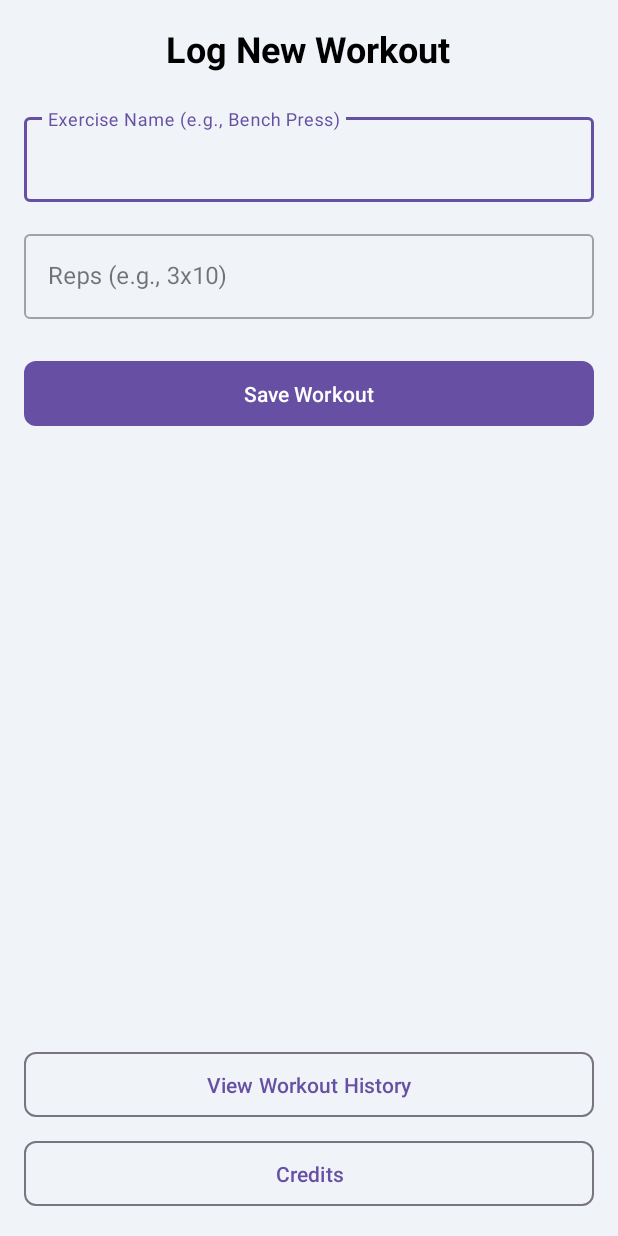
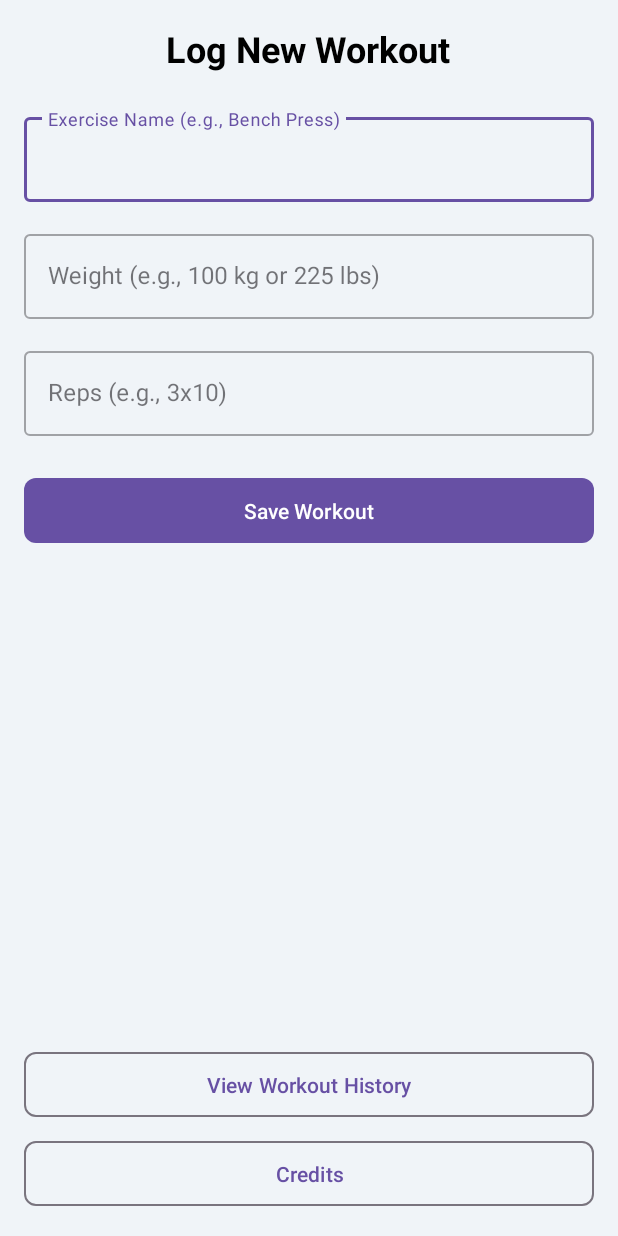
Before and after one commit to NiklaskSS/GymApp, an Android app: the screen it shows after launch (MainActivity), after a tap on "Save Workout", on a phone screen of 412 x 824 dp. Run offline under Robolectric (Android 15) with nearby library versions, the phone set to English and light mode, and no system bars.

Commit message:
Added weight

```diff
--- a/app/src/main/java/com/example/gymapp/MainActivity.java
+++ b/app/src/main/java/com/example/gymapp/MainActivity.java
@@ -21,11 +21,9 @@ import java.util.Locale;
 
 public class MainActivity extends AppCompatActivity {
 
-    private EditText exerciseNameEditText, repsEditText;
+    private EditText exerciseNameEditText, repsEditText, weightEditText;
     private Button saveWorkoutButton, historyButton, creditsButton;
 
-    // --- IMPORTANT ---
-    // This MUST be declared as ArrayList, not List, for Parcelable to work correctly.
     private ArrayList<Workout> workoutList;
     private Gson gson;
 
@@ -37,28 +35,25 @@ public class MainActivity extends AppCompatActivity {
         super.onCreate(savedInstanceState);
         setContentView(R.layout.activity_main);
 
-        // Initialize views
+
         exerciseNameEditText = findViewById(R.id.exerciseNameEditText);
         repsEditText = findViewById(R.id.repsEditText);
+        weightEditText = findViewById(R.id.weightEditText);
         saveWorkoutButton = findViewById(R.id.saveWorkoutButton);
         historyButton = findViewById(R.id.historyButton);
         creditsButton = findViewById(R.id.creditsButton);
 
         gson = new Gson();
-        loadWorkouts(); // Load saved workouts
+        loadWorkouts();
 
-        // Set click listener for the save button
         saveWorkoutButton.setOnClickListener(v -> saveWorkout());
 
-        // Set click listener for the history button
         historyButton.setOnClickListener(v -> {
             Intent intent = new Intent(MainActivity.this, HistoryActivity.class);
-            // This line now works because workoutList is an ArrayList<Workout>
             intent.putParcelableArrayListExtra("WORKOUT_LIST", workoutList);
             startActivity(intent);
         });
 
-        // Set click listener for the credits button
         creditsButton.setOnClickListener(v -> {
             Intent intent = new Intent(MainActivity.this, CreditsActivity.class);
             startActivity(intent);
@@ -68,7 +63,6 @@ public class MainActivity extends AppCompatActivity {
     private void loadWorkouts() {
         SharedPreferences prefs = getSharedPreferences(PREFS_NAME, Context.MODE_PRIVATE);
         String json = prefs.getString(WORKOUT_LIST_KEY, null);
-        // This TypeToken also needs to be ArrayList
         Type type = new TypeToken<ArrayList<Workout>>() {}.getType();
         workoutList = gson.fromJson(json, type);
 
@@ -80,14 +74,15 @@ public class MainActivity extends AppCompatActivity {
     private void saveWorkout() {
         String exerciseName = exerciseNameEditText.getText().toString().trim();
         String reps = repsEditText.getText().toString().trim();
+        String weight = weightEditText.getText().toString().trim();
 
-        if (exerciseName.isEmpty() || reps.isEmpty()) {
+        if (exerciseName.isEmpty() || reps.isEmpty() || weight.isEmpty()) {
             Toast.makeText(this, "Please fill out all fields", Toast.LENGTH_SHORT).show();
             return;
         }
 
         String currentDate = new SimpleDateFormat("yyyy-MM-dd HH:mm", Locale.getDefault()).format(new Date());
-        Workout newWorkout = new Workout(exerciseName, reps, currentDate);
+        Workout newWorkout = new Workout(exerciseName, reps, weight, currentDate);
         workoutList.add(0, newWorkout);
 
         SharedPreferences prefs = getSharedPreferences(PREFS_NAME, Context.MODE_PRIVATE);
@@ -98,6 +93,7 @@ public class MainActivity extends AppCompatActivity {
 
         exerciseNameEditText.setText("");
         repsEditText.setText("");
+        weightEditText.setText(""); // ADDED
 
         Toast.makeText(this, "Workout Saved!", Toast.LENGTH_SHORT).show();
     }
--- a/app/src/main/java/com/example/gymapp/WorkoutAdapter.java
+++ b/app/src/main/java/com/example/gymapp/WorkoutAdapter.java
@@ -29,6 +29,7 @@ public class WorkoutAdapter extends RecyclerView.Adapter<WorkoutAdapter.WorkoutV
         Workout workout = workoutList.get(position);
         holder.dateTextView.setText(workout.getDate());
         holder.exerciseNameTextView.setText(workout.getExerciseName());
+        holder.weightTextView.setText("Weight: " + workout.getWeight());
         holder.repsTextView.setText("Reps: " + workout.getReps());
     }
 
@@ -37,17 +38,18 @@ public class WorkoutAdapter extends RecyclerView.Adapter<WorkoutAdapter.WorkoutV
         return workoutList.size();
     }
 
-    // ViewHolder class to hold the views for each item
     public static class WorkoutViewHolder extends RecyclerView.ViewHolder {
         TextView dateTextView;
         TextView exerciseNameTextView;
         TextView repsTextView;
+        TextView weightTextView;
 
         public WorkoutViewHolder(@NonNull View itemView) {
             super(itemView);
             dateTextView = itemView.findViewById(R.id.dateTextView);
             exerciseNameTextView = itemView.findViewById(R.id.exerciseNameTextView);
             repsTextView = itemView.findViewById(R.id.repsTextView);
+            weightTextView = itemView.findViewById(R.id.weightTextView);
         }
     }
 }
--- a/app/src/main/res/layout/activity_credits.xml
+++ b/app/src/main/res/layout/activity_credits.xml
@@ -25,14 +25,14 @@
             android:layout_width="wrap_content"
             android:layout_height="wrap_content"
             android:layout_marginTop="8dp"
-            android:text="Developed by [Your Name Here]"
+            android:text="Developed by Niklas Salmi"
             android:textAppearance="?attr/textAppearanceBody1" />
 
         <TextView
             android:layout_width="wrap_content"
             android:layout_height="wrap_content"
             android:layout_marginTop="24dp"
-            android:text="© 2025 [Your Name Here]. All Rights Reserved."
+            android:text="© 2025 Niklas Salmi. All Rights Reserved."
             android:textAppearance="?attr/textAppearanceCaption" />
 
     </LinearLayout>
--- a/app/src/main/res/layout/activity_main.xml
+++ b/app/src/main/res/layout/activity_main.xml
@@ -33,6 +33,21 @@
             android:inputType="textCapWords" />
     </com.google.android.material.textfield.TextInputLayout>
 
+    <!-- ADDED Weight Input Field -->
+    <com.google.android.material.textfield.TextInputLayout
+        android:layout_width="match_parent"
+        android:layout_height="wrap_content"
+        android:layout_marginBottom="16dp"
+        style="@style/Widget.MaterialComponents.TextInputLayout.OutlinedBox">
+
+        <com.google.android.material.textfield.TextInputEditText
+            android:id="@+id/weightEditText"
+            android:layout_width="match_parent"
+            android:layout_height="wrap_content"
+            android:hint="Weight (e.g., 100 kg or 225 lbs)"
+            android:inputType="text" />
+    </com.google.android.material.textfield.TextInputLayout>
+
     <com.google.android.material.textfield.TextInputLayout
         android:layout_width="match_parent"
         android:layout_height="wrap_content"
@@ -56,14 +71,11 @@
         android:padding="12dp"
         app:cornerRadius="8dp"/>
 
-    <!-- REMOVED the old workout history TextView and ScrollView -->
-    <!-- ADDED a spacer to push new buttons to the bottom -->
     <Space
         android:layout_width="match_parent"
         android:layout_height="0dp"
         android:layout_weight="1" />
 
-    <!-- ADDED navigation buttons -->
     <LinearLayout
         android:layout_width="match_parent"
         android:layout_height="wrap_content"
```
Also changed, not shown: app/src/main/AndroidManifest.xml (+1 -15 lines), app/src/main/java/com/example/gymapp/Workout.java (+9 -4 lines), app/src/main/res/layout/item_workout.xml (+10 -0 lines).
